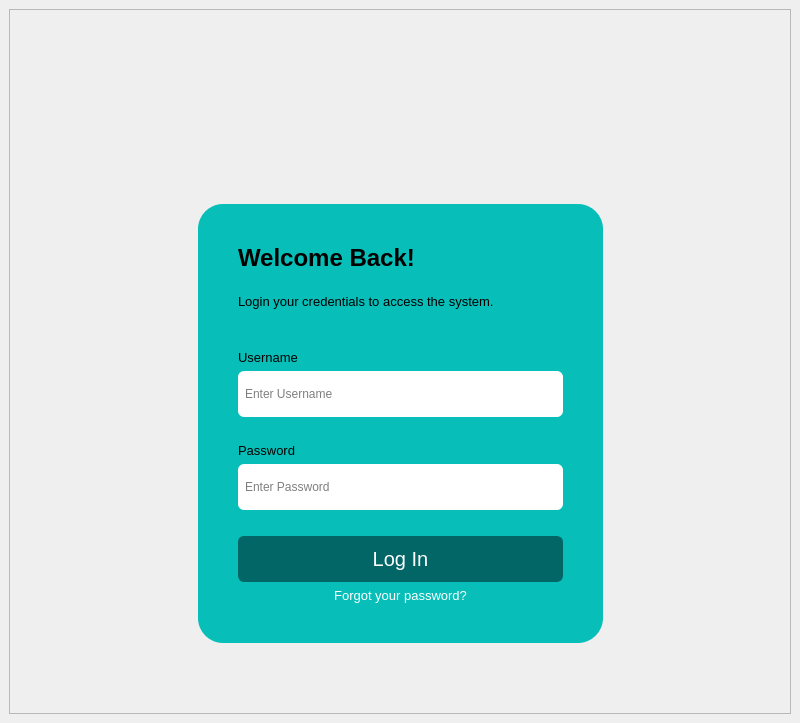
Old version of the form screens/ui/authentication/loginScreen.ui in the repository sehae/POS-with-Inventory-System.
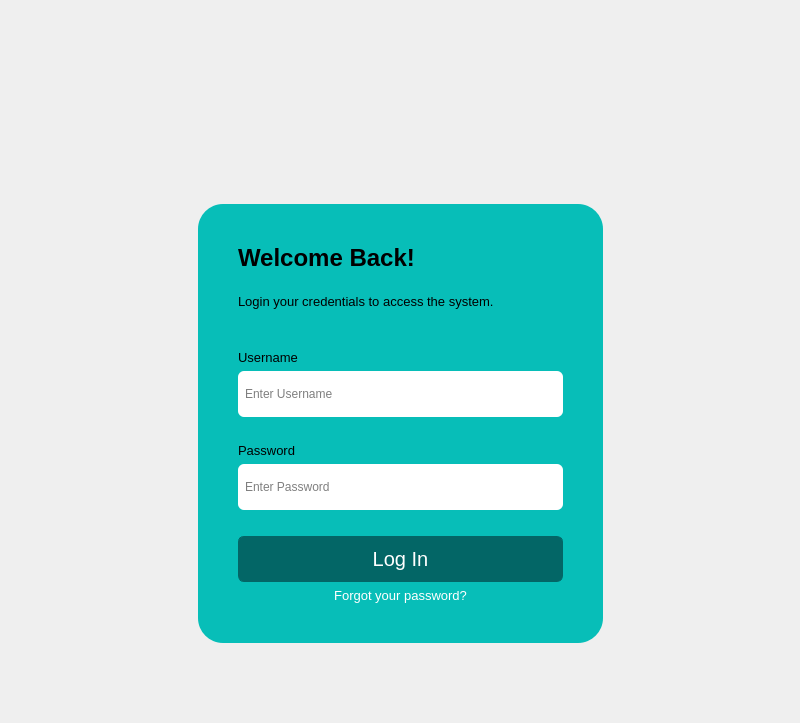
New version of the form. Icons and pictures are not drawn.

What changed in the file:
```diff
--- a/screens/ui/authentication/loginScreen.ui
+++ b/screens/ui/authentication/loginScreen.ui
@@ -16,13 +16,8 @@
   <widget class="QWidget" name="centralwidget">
    <layout class="QHBoxLayout" name="horizontalLayout">
     <item>
-     <widget class="QFrame" name="frame">
-      <property name="frameShape">
-       <enum>QFrame::StyledPanel</enum>
-      </property>
-      <property name="frameShadow">
-       <enum>QFrame::Raised</enum>
-      </property>
+     <widget class="QStackedWidget" name="stackedWidget">
+      <widget class="QWidget" name="stackedWidgetPage1">
       <layout class="QGridLayout" name="gridLayout_3">
        <item row="3" column="1">
         <spacer name="bottomSpacer">
@@ -459,6 +454,7 @@
        </item>
       </layout>
      </widget>
+     </widget>
     </item>
    </layout>
   </widget>
```
Left out of the diff: 11 changed lines with no effect on the pictures. Lines whose indentation alone changed are shown as unchanged.
